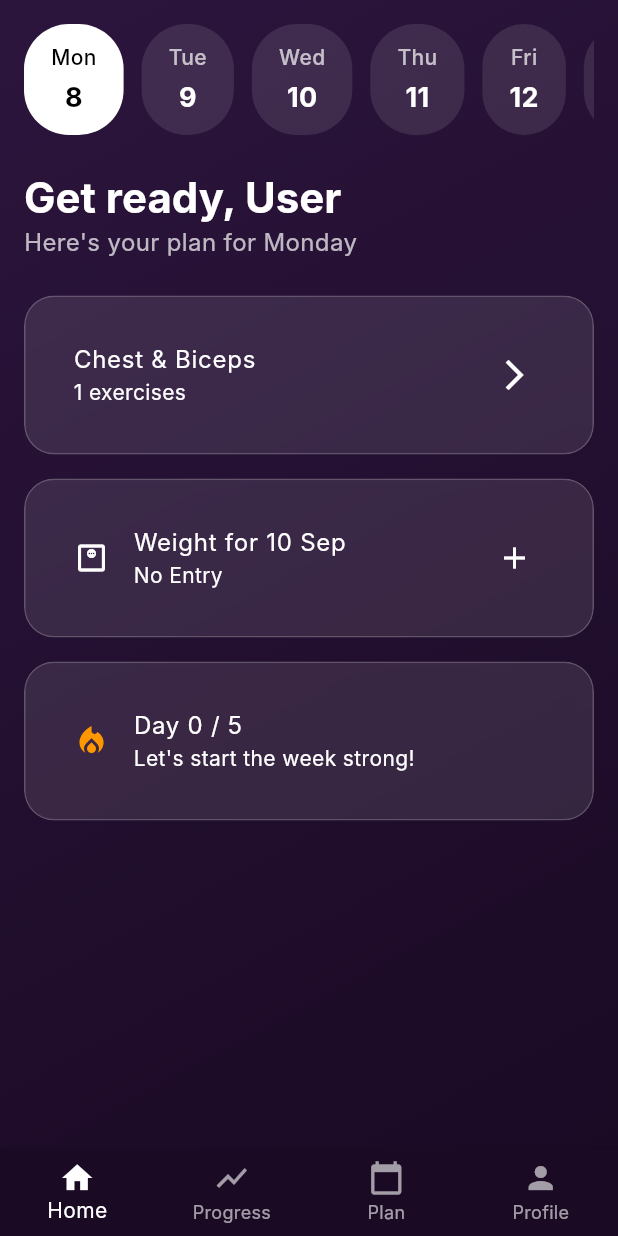
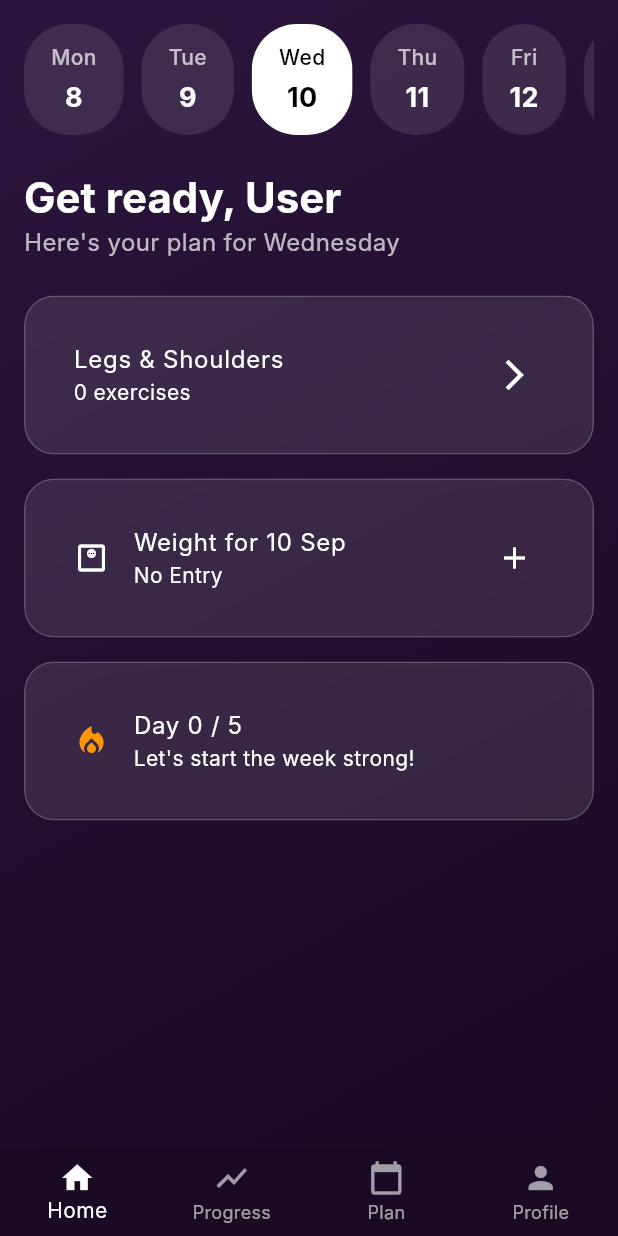
Before and after one commit to chebroluabhiram123456-coder/fitquest_final, a Flutter app: the screen it shows after launch, on a phone screen of 412 x 824 dp. Run offline on Flutter 3.47's test engine with Material 3 defaults, Android fonts, the phone set to English and light mode, and no system bars; our stand-ins replace cloud_firestore, firebase_core, table_calendar; accounts and stored records are empty; Roboto replaces fonts that are missing (Inter).

Commit message:
Update home_screen.dart

```diff
--- a/lib/screens/home_screen.dart
+++ b/lib/screens/home_screen.dart
@@ -1,4 +1,7 @@
 import 'package:flutter/material.dart';
+import 'package:intl/intl.dart';
+import 'package:provider/provider.dart';
+import '../providers/workout_provider.dart';
 import '../widgets/frosted_glass_card.dart';
 import 'workout_details_screen.dart';
 import 'weight_analytics_screen.dart';
@@ -8,6 +11,13 @@ class HomeScreen extends StatelessWidget {
 
   @override
   Widget build(BuildContext context) {
+    // Get today's day name (e.g., "Monday")
+    final today = DateFormat('EEEE').format(DateTime.now());
+
+    // Listen to the provider for changes
+    final workoutProvider = Provider.of<WorkoutProvider>(context);
+    final todayPlan = workoutProvider.getPlanForDay(today) ?? WorkoutPlan(day: today, title: 'No Plan Today');
+
     return Scaffold(
       backgroundColor: Colors.transparent,
       body: SafeArea(
@@ -25,9 +35,9 @@ class HomeScreen extends StatelessWidget {
                       fontWeight: FontWeight.bold,
                     ),
               ),
-              const Text(
-                "Here's your plan for Monday",
-                style: TextStyle(color: Colors.white70, fontSize: 16),
+              Text(
+                "Here's your plan for $today", // Dynamic day
+                style: const TextStyle(color: Colors.white70, fontSize: 16),
               ),
               const SizedBox(height: 24),
               FrostedGlassCard(
@@ -37,10 +47,10 @@ class HomeScreen extends StatelessWidget {
                     MaterialPageRoute(builder: (context) => const WorkoutDetailsScreen()),
                   );
                 },
-                child: const ListTile(
-                  title: Text('Chest & Biceps'),
-                  subtitle: Text('1 exercises'),
-                  trailing: Icon(Icons.arrow_forward_ios, color: Colors.white),
+                child: ListTile(
+                  title: Text(todayPlan.title), // Dynamic title from provider
+                  subtitle: Text('${todayPlan.exerciseCount} exercises'), // Dynamic count from provider
+                  trailing: const Icon(Icons.arrow_forward_ios, color: Colors.white),
                   textColor: Colors.white,
                 ),
               ),
@@ -77,13 +87,14 @@ class HomeScreen extends StatelessWidget {
   }
 
   Widget _buildDateSelector() {
+    // ... (This widget remains unchanged)
     return SingleChildScrollView(
       scrollDirection: Axis.horizontal,
       child: Row(
         children: [
-          _buildDateChip('Mon', '8', isSelected: true),
+          _buildDateChip('Mon', '8'),
           _buildDateChip('Tue', '9'),
-          _buildDateChip('Wed', '10'),
+          _buildDateChip('Wed', '10', isSelected: true),
           _buildDateChip('Thu', '11'),
           _buildDateChip('Fri', '12'),
           _buildDateChip('Sat', '13'),
@@ -93,6 +104,7 @@ class HomeScreen extends StatelessWidget {
   }
 
   Widget _buildDateChip(String day, String date, {bool isSelected = false}) {
+     // ... (This widget remains unchanged)
     return Container(
       margin: const EdgeInsets.only(right: 12),
       padding: const EdgeInsets.symmetric(vertical: 12, horizontal: 18),
```
